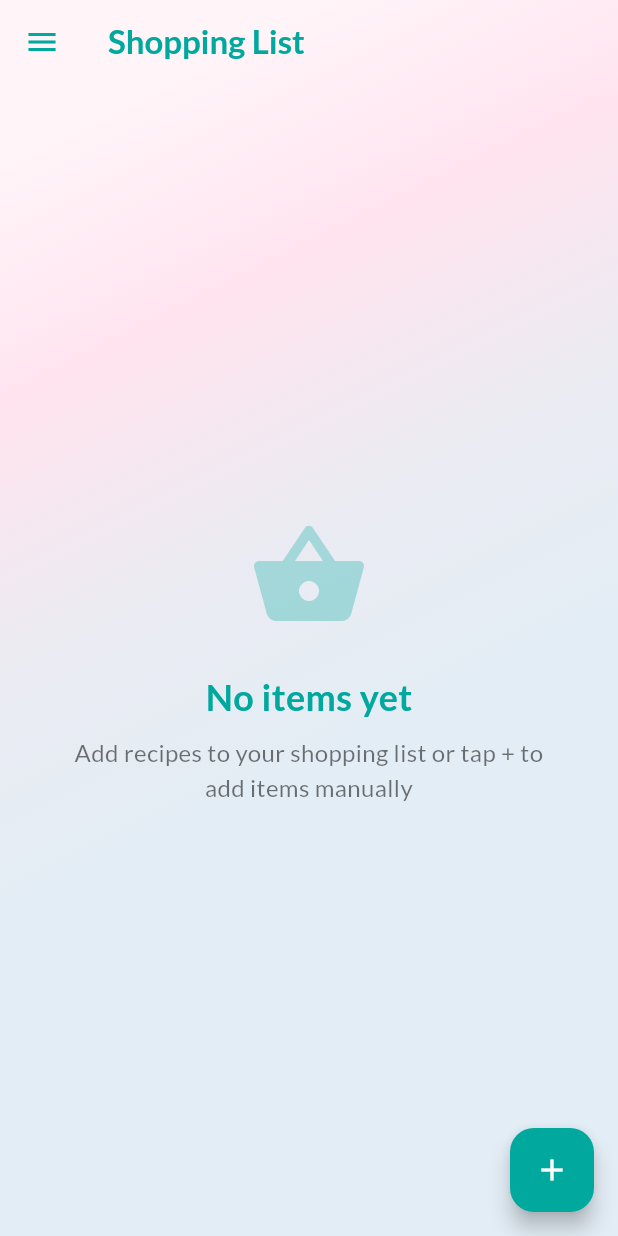
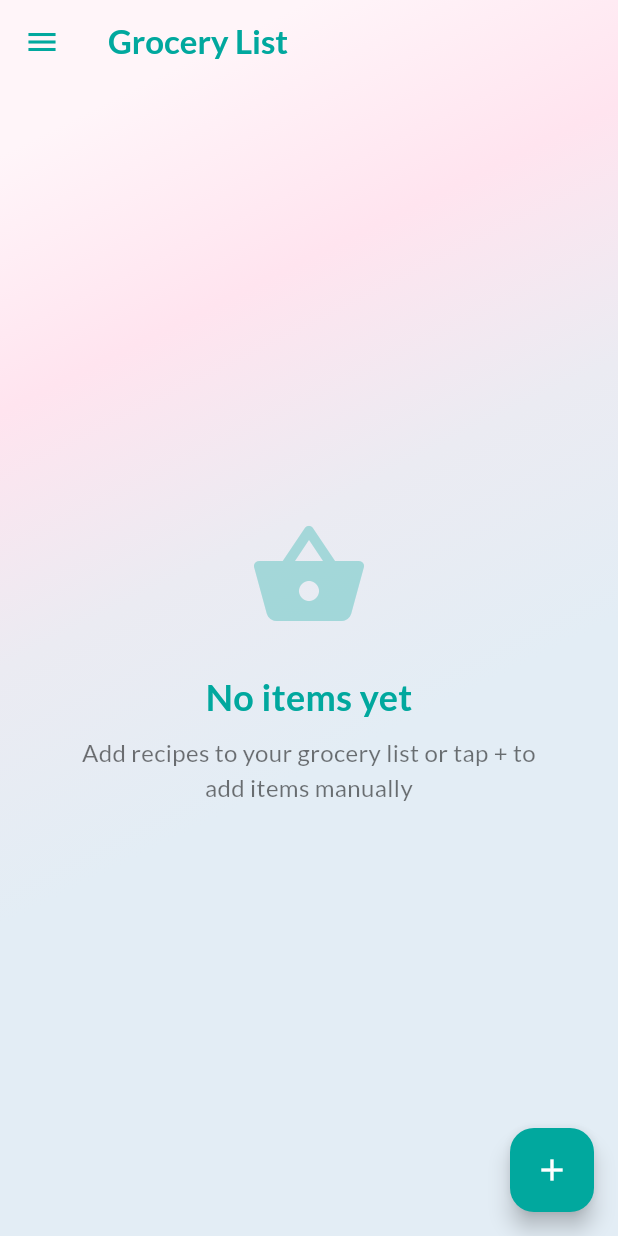
Before and after one commit to Kerry0101/CCE106_Final_Project_Cookbook, a Flutter app: the ShoppingLists screen opened directly, on a phone screen of 412 x 824 dp. Run offline on Flutter 3.47's test engine with Material 3 defaults, Android fonts, the phone set to English and light mode, and no system bars; our stand-ins replace cloud_firestore, email_validator, file_picker, firebase_auth, firebase_core, flutter_rating_bar and 4 more; accounts and stored records are empty.

```diff
--- a/lib/screens/shopping_lists.dart
+++ b/lib/screens/shopping_lists.dart
@@ -26,7 +26,7 @@ class _ShoppingListsState extends State<ShoppingLists> {
         backgroundColor: Colors.transparent,
         elevation: 0,
         title: Text(
-          'Shopping List',
+          'Grocery List',
           style: GoogleFonts.lato(
             fontWeight: FontWeight.bold,
             color: primaryColor,
@@ -91,7 +91,7 @@ class _ShoppingListsState extends State<ShoppingLists> {
                         Padding(
                           padding: const EdgeInsets.symmetric(horizontal: 40),
                           child: Text(
-                            'Add recipes to your shopping list or tap + to add items manually',
+                            'Add recipes to your grocery list or tap + to add items manually',
                             style: GoogleFonts.lato(
                               fontSize: 16,
                               color: Colors.black54,
--- a/lib/widgets/my_drawer.dart
+++ b/lib/widgets/my_drawer.dart
@@ -251,7 +251,7 @@ Widget buildDrawer(BuildContext context, {String? currentRoute}) {
                 color: route == '/shopping-lists' ? primaryColor : primaryColor.withOpacity(0.7),
               ),
               title: Text(
-                'Shopping List',
+                'Grocery List',
                 style: GoogleFonts.lato(
                   fontWeight: route == '/shopping-lists' ? FontWeight.w700 : FontWeight.w400,
                   color: route == '/shopping-lists' ? primaryColor : Colors.black87,
```
